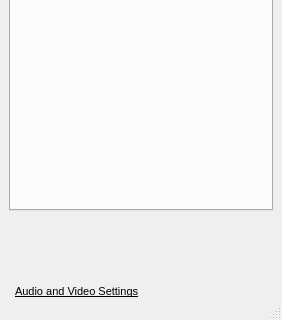
Qt form wengophone/src/presentation/qt/WengoPhoneWindow.ui (tkrotoff/WengoPhone) before a commit; both pictures show x 0 to 282 and y 270 to 590 of the 282 by 590 pixel window.
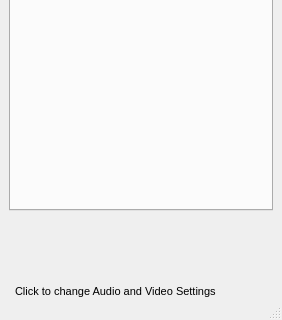
The same form after that commit. Icons and pictures are not drawn.

Commit message: Work on the av settings New slider widget...

The edit to the form file:
```diff
--- a/wengophone/src/presentation/qt/WengoPhoneWindow.ui
+++ b/wengophone/src/presentation/qt/WengoPhoneWindow.ui
@@ -346,7 +346,7 @@
        </font>
       </property>
       <property name="text" >
-       <string>Audio and Video Settings</string>
+       <string>&lt;html>&lt;head>&lt;meta name="qrichtext" content="1" />&lt;/head>&lt;body style=" white-space: pre-wrap; font-family:MS Shell Dlg; font-size:8pt; font-weight:400; font-style:normal; text-decoration: underline;">&lt;p style=" margin-top:0px; margin-bottom:0px; margin-left:0px; margin-right:0px; -qt-block-indent:0; text-indent:0px;">&lt;span style=" text-decoration:none;">Click to change &lt;/span>&lt;span style=" text-decoration:none;">Audio and Video Settings&lt;/span>&lt;/p>&lt;/body>&lt;/html></string>
       </property>
       <property name="indent" >
        <number>15</number>
```
Left out of the diff: 56 changed lines with no effect on the pictures. The commit also changes 26 other files.
